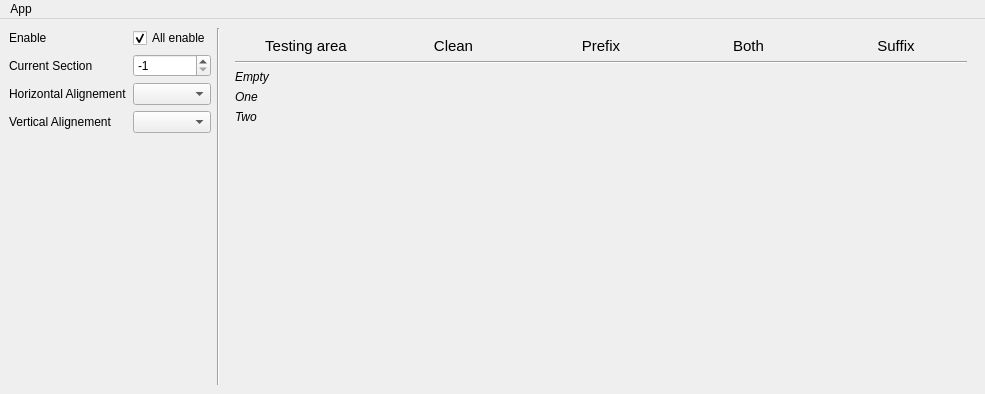
Above: mainwindow.ui from VaysseB/QtMultiSpinBox before the change. Below: the same form after it.
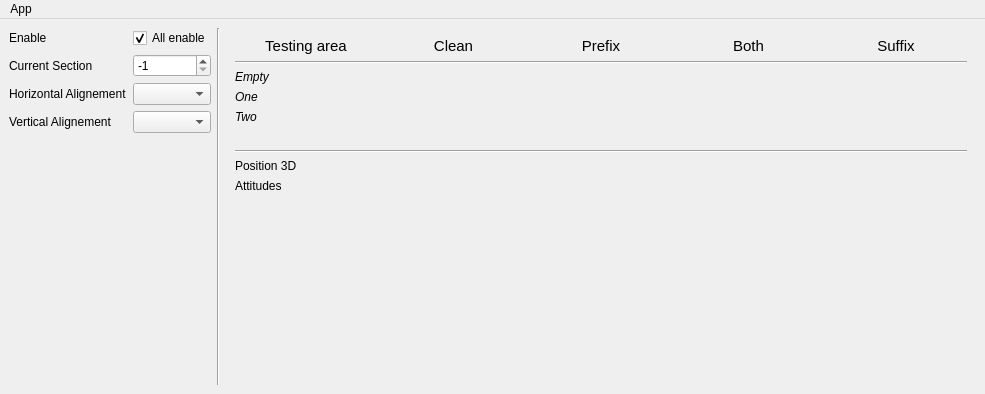
That is the form after the change. Icons and pictures are not drawn. Custom widgets are drawn as their Qt base class.

Commit message: Removed editingFinished(int) signal + Ui 3D position and attitudes example

The edit to the form file:
```diff
--- a/mainwindow.ui
+++ b/mainwindow.ui
@@ -285,6 +285,41 @@
          </item>
         </layout>
        </item>
+       <item>
+        <widget class="Line" name="line">
+         <property name="orientation">
+          <enum>Qt::Horizontal</enum>
+         </property>
+        </widget>
+       </item>
+       <item>
+        <layout class="QHBoxLayout" name="horizontalLayout_7">
+         <item>
+          <widget class="QLabel" name="label_14">
+           <property name="text">
+            <string>Position 3D</string>
+           </property>
+          </widget>
+         </item>
+         <item>
+          <widget class="QtMultiSpinBox" name="multispinPos3D" native="true"/>
+         </item>
+        </layout>
+       </item>
+       <item>
+        <layout class="QHBoxLayout" name="horizontalLayout_8">
+         <item>
+          <widget class="QLabel" name="label_15">
+           <property name="text">
+            <string>Attitudes</string>
+           </property>
+          </widget>
+         </item>
+         <item>
+          <widget class="QtMultiSpinBox" name="multispinAttitudes" native="true"/>
+         </item>
+        </layout>
+       </item>
        <item>
         <spacer name="verticalSpacer">
          <property name="orientation">
```
The commit also changes 4 other files.
